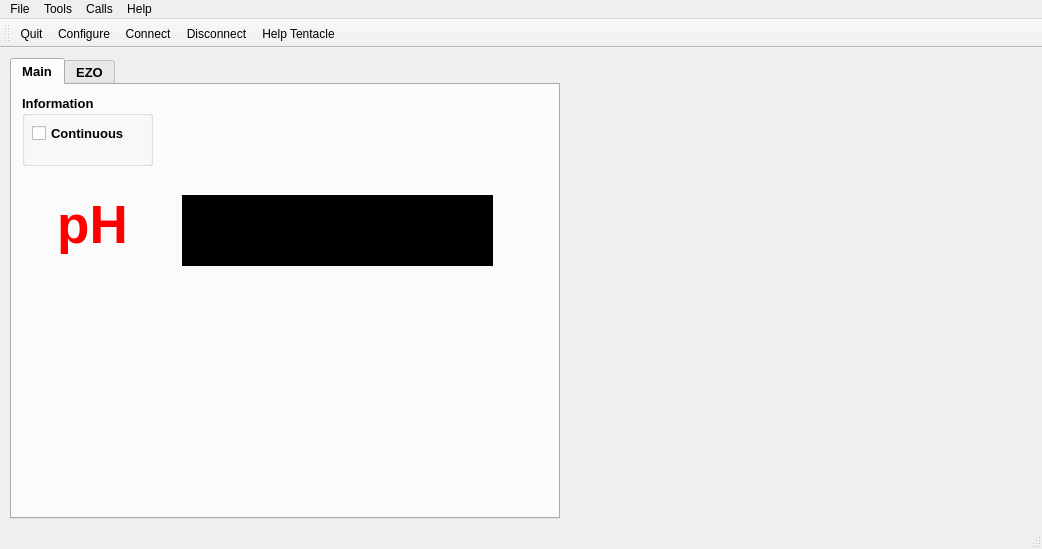
Qt form src/mainwindow.ui (cskv/atlas-usb) before a commit.
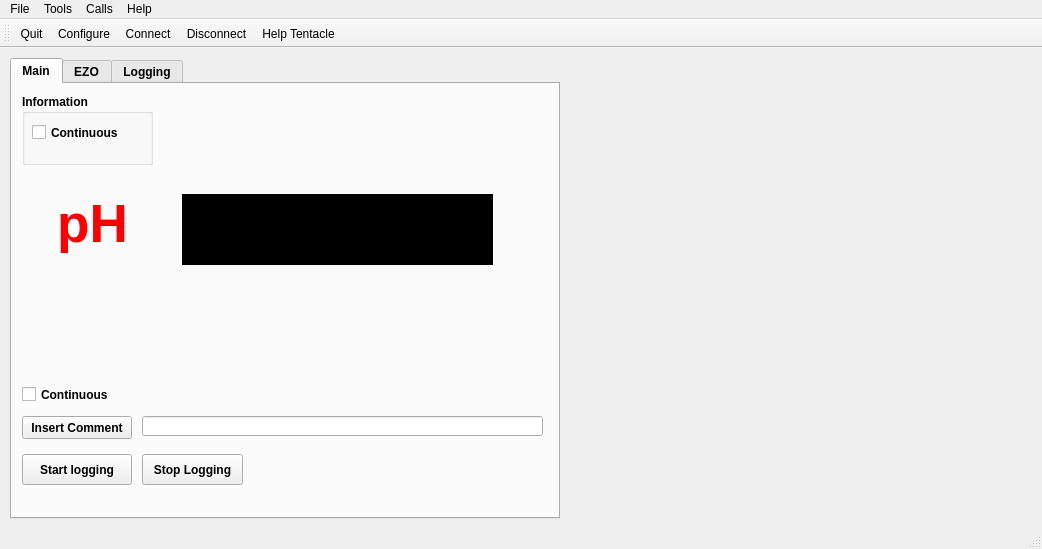
The same form after that commit. The open tabs and pages were chosen to show the change. Icons and pictures are not drawn.

```diff
--- a/src/mainwindow.ui
+++ b/src/mainwindow.ui
@@ -25,7 +25,6 @@
     </property>
     <property name="font">
      <font>
-      <pointsize>10</pointsize>
       <weight>75</weight>
       <italic>false</italic>
       <bold>true</bold>
@@ -159,6 +158,68 @@
        </property>
       </widget>
      </widget>
+     <widget class="QPushButton" name="btnLogStart">
+      <property name="geometry">
+       <rect>
+        <x>10</x>
+        <y>370</y>
+        <width>110</width>
+        <height>31</height>
+       </rect>
+      </property>
+      <property name="text">
+       <string>Start logging</string>
+      </property>
+     </widget>
+     <widget class="QLineEdit" name="leComment">
+      <property name="geometry">
+       <rect>
+        <x>130</x>
+        <y>332</y>
+        <width>401</width>
+        <height>20</height>
+       </rect>
+      </property>
+     </widget>
+     <widget class="QPushButton" name="pushButton">
+      <property name="geometry">
+       <rect>
+        <x>10</x>
+        <y>332</y>
+        <width>110</width>
+        <height>23</height>
+       </rect>
+      </property>
+      <property name="text">
+       <string>Insert Comment</string>
+      </property>
+     </widget>
+     <widget class="QCheckBox" name="contCB_2">
+      <property name="geometry">
+       <rect>
+        <x>10</x>
+        <y>302</y>
+        <width>110</width>
+        <height>17</height>
+       </rect>
+      </property>
+      <property name="text">
+       <string>Continuous</string>
+      </property>
+     </widget>
+     <widget class="QPushButton" name="btnLogStop">
+      <property name="geometry">
+       <rect>
+        <x>130</x>
+        <y>370</y>
+        <width>101</width>
+        <height>31</height>
+       </rect>
+      </property>
+      <property name="text">
+       <string>Stop Logging</string>
+      </property>
+     </widget>
     </widget>
     <widget class="QWidget" name="EZOTab">
      <attribute name="icon">
@@ -169,6 +230,11 @@
       <string>EZO</string>
      </attribute>
     </widget>
+    <widget class="QWidget" name="logTab">
+     <attribute name="title">
+      <string>Logging</string>
+     </attribute>
+    </widget>
    </widget>
   </widget>
   <widget class="QMenuBar" name="menuBar">
```
Left out of the diff: 16 changed lines with no effect on the pictures.
